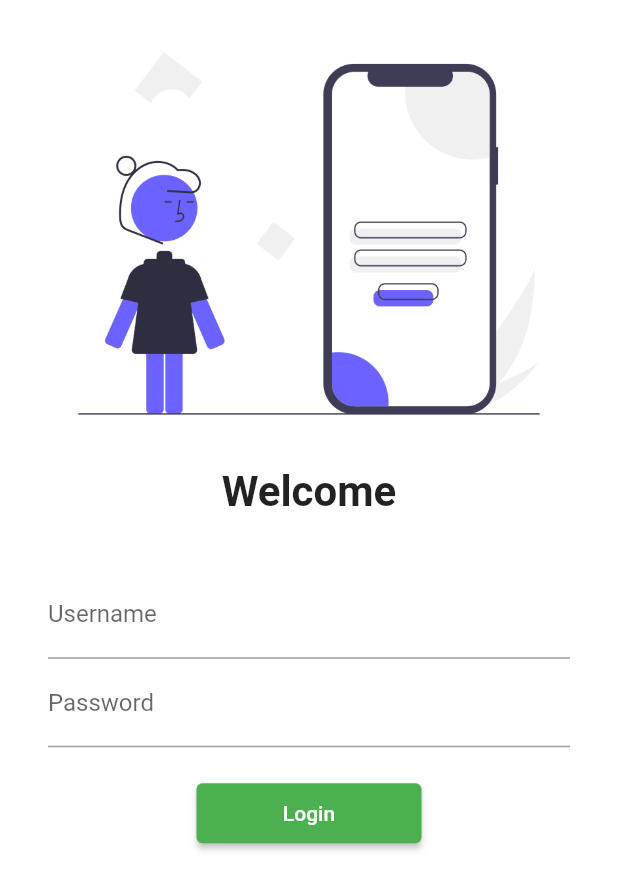
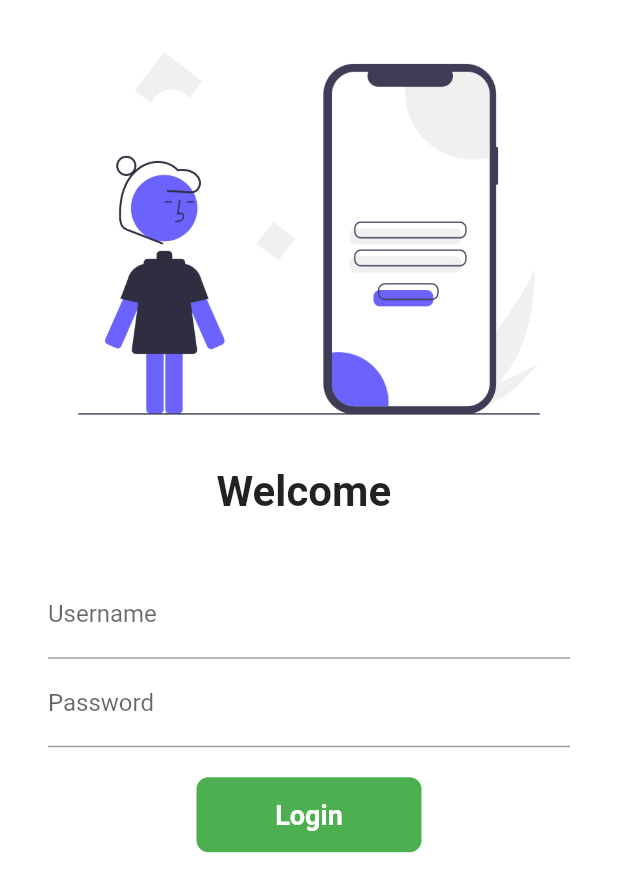
Before and after one commit to utsavshumsher/flutterApp, a Flutter app: the screen it shows after launch, on a phone screen of 412 x 824 dp. Shown: the top 892 px of the screen. Run offline on Flutter 3.47's test engine with Material 2 defaults, Android fonts, the phone set to English and light mode, and no system bars; our stand-ins replace google_fonts.

Commit message:
day6 completed

```diff
--- a/lib/pages/login_page.dart
+++ b/lib/pages/login_page.dart
@@ -2,18 +2,25 @@ import 'package:flutter/material.dart';
 
 import '../utils/routes.dart';
 
-class LoginPage extends StatelessWidget {
+class LoginPage extends StatefulWidget {
   const LoginPage({super.key});
 
+  @override
+  State<LoginPage> createState() => _LoginPageState();
+}
+
+class _LoginPageState extends State<LoginPage> {
+  String name = "";
+  bool changeButton = false;
   @override
   Widget build(BuildContext context) {
     return Material(
         color: Colors.white,
-        child:SingleChildScrollView(
-           child: Column(
+        child: SingleChildScrollView(
+            child: Column(
           children: [
             Image.asset("assets/images/login_image.png", fit: BoxFit.cover),
-            Text("Welcome",
+            Text("Welcome $name",
                 style: TextStyle(
                   fontSize: 28,
                   fontWeight: FontWeight.bold,
@@ -29,6 +36,10 @@ class LoginPage extends StatelessWidget {
                   TextFormField(
                     decoration: InputDecoration(
                         hintText: "Enter username", labelText: "Username"),
+                    onChanged: (value) {
+                      name = value;
+                      setState(() {});
+                    },
                   ),
                   TextFormField(
                     obscureText: true,
@@ -40,19 +51,43 @@ class LoginPage extends StatelessWidget {
                   SizedBox(
                     height: 20.0,
                   ),
-                  ElevatedButton(
-                    child: Text("Login"),
-                    style: TextButton.styleFrom(minimumSize:Size(150,40 )),
-                    onPressed: () {
-                     Navigator.pushNamed(context, MyRoutes.homeRoute);
-                    },
-                  ),
+
+                  InkWell(
+                    onTap:()async{
+                      setState(() {
+                        changeButton=true;
+                      });
+                      await Future.delayed(Duration(seconds: 1));
+                       Navigator.pushNamed(context, MyRoutes.homeRoute);
+                    } ,
+                    child: AnimatedContainer(
+                      duration: Duration(seconds: 1),
+                      width: changeButton?50: 150,
+                      height: 50,
+                      alignment: Alignment.center,
+                      child: changeButton?Icon(Icons.done,color: Colors.white,): Text(
+                        "Login",
+                        style: TextStyle(
+                            color: Colors.white,
+                            fontWeight: FontWeight.bold,
+                            fontSize: 18),
+                      ),
+                      decoration: BoxDecoration(
+                          color: Colors.green,
+                          borderRadius: BorderRadius.circular(changeButton?50: 8)),
+                    ),
+                  )
+                  // ElevatedButton(
+                  //   child: Text("Login"),
+                  //   style: TextButton.styleFrom(minimumSize:Size(150,40 )),
+                  //   onPressed: () {
+                  //    Navigator.pushNamed(context, MyRoutes.homeRoute);
+                  //   },
+                  // ),
                 ],
               ),
             )
           ],
-        )
-        )
-      );
+        )));
   }
 }
```
